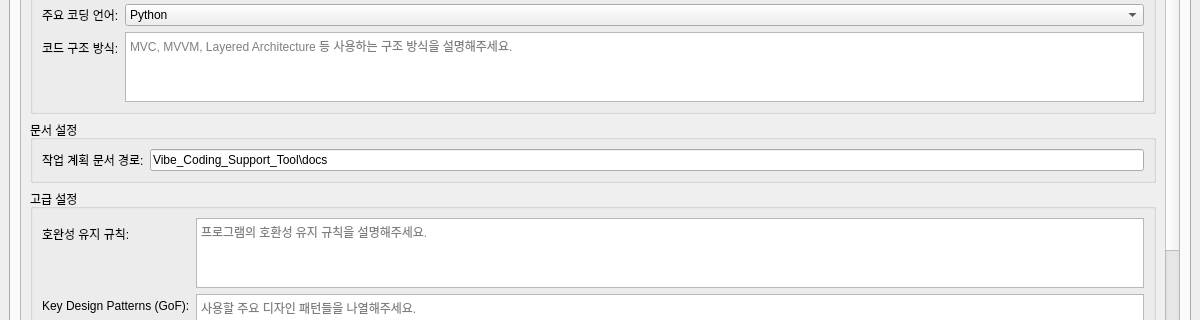
Qt form vibeStation_setup/main_window.ui (kwaksinwoo01/Vibe_Coding_Support_Tool) before a commit; both pictures show x 0 to 1200 and y 395 to 715 of the 1200 by 800 pixel window.
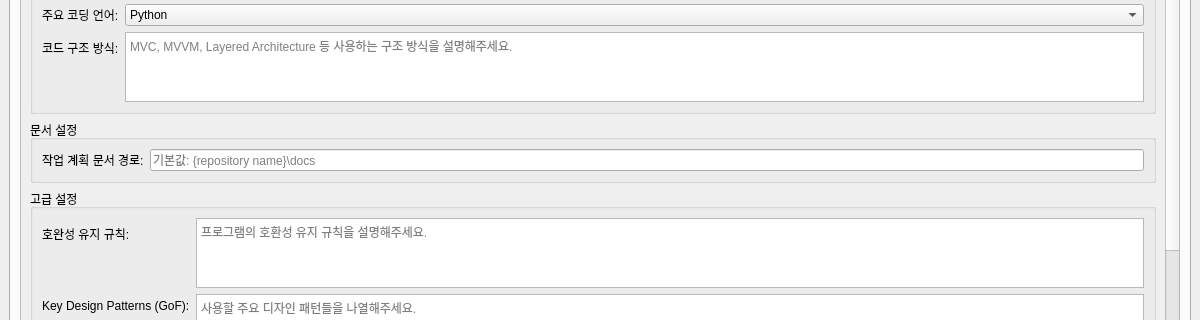
The same form after that commit.

What changed in the file:
```diff
--- a/vibeStation_setup/main_window.ui
+++ b/vibeStation_setup/main_window.ui
@@ -338,11 +338,8 @@
                </item>
                <item row="0" column="1">
                 <widget class="QLineEdit" name="docPathEdit">
-                 <property name="text">
-                  <string>Vibe_Coding_Support_Tool\docs</string>
-                 </property>
                  <property name="placeholderText">
-                  <string>기본값: Vibe_Coding_Support_Tool\docs</string>
+                  <string>기본값: {repository name}\docs</string>
                  </property>
                 </widget>
                </item>
```
Left out of the diff: 2 changed lines with no effect on the pictures.
